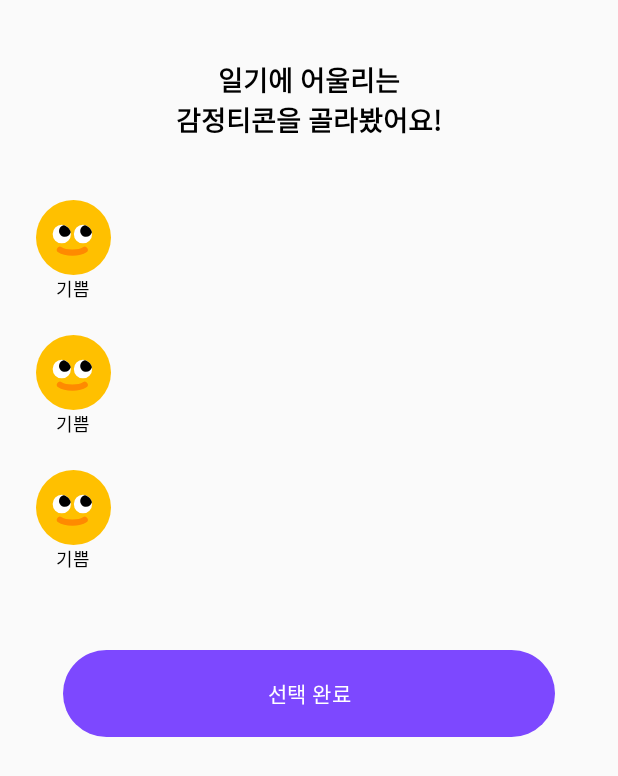
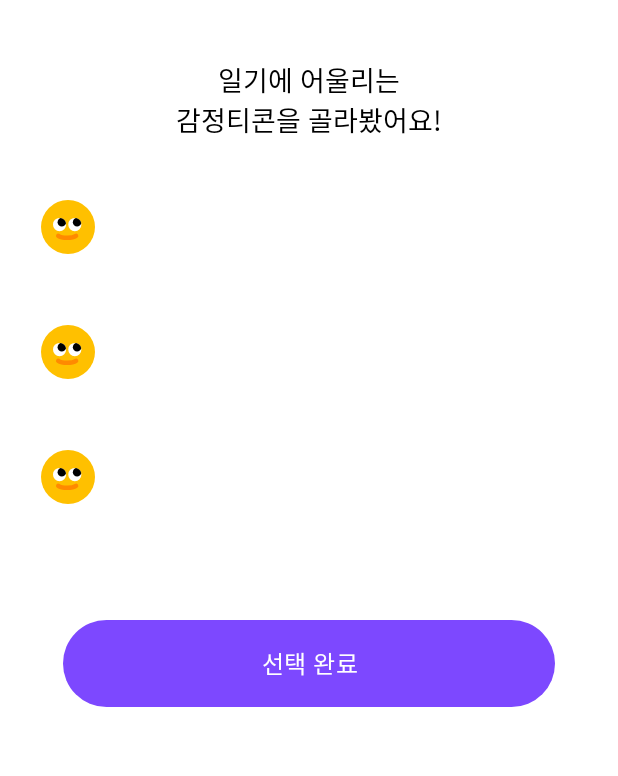
Before and after one commit to SWM-BetterLife/AntiFragile-Android, an Android app: the layout fragment_emotion_select.xml on its own in the app's theme, with its tools: preview values and no code run, on a phone screen of 412 x 824 dp. Shown: the top 776 px of the screen. Run offline under Robolectric (Android 15) with nearby library versions, the light colour scheme and no system bars; network calls fail.

Commit message:
SWM-115 feat: 감정 선택 뷰 3차 디자인 적용

```diff
--- a/app/src/main/java/com/betterlife/antifragile/presentation/ui/diary/EmotionSelectFragment.kt
+++ b/app/src/main/java/com/betterlife/antifragile/presentation/ui/diary/EmotionSelectFragment.kt
@@ -58,7 +58,7 @@ class EmotionSelectFragment : BaseFragment<FragmentEmotionSelectBinding>(
     override fun configureToolbar(toolbar: CustomToolbar) {
         toolbar.apply {
             reset()
-            setSubTitle(DateUtil.convertDateFormat(diaryDate!!))
+            setSubTitle("나의 감정티콘")
             showBackButton {
                 findNavController().popBackStack()
             }
--- a/app/src/main/res/drawable/bg_emoticon_select.xml
+++ b/app/src/main/res/drawable/bg_emoticon_select.xml
@@ -1,7 +1,6 @@
 <?xml version="1.0" encoding="utf-8"?>
 <vector
     xmlns:android="http://schemas.android.com/apk/res/android"
-    xmlns:aapt="http://schemas.android.com/aapt"
     android:width="66dp"
     android:height="90dp"
     android:viewportWidth="66"
@@ -13,7 +12,7 @@
             />
         <path
             android:pathData="M0 0V90H66V0"
-            android:fillColor="#44A6DF"
+            android:fillColor="@color/main_color"
             />
     </group>
 </vector>
--- a/app/src/main/res/layout/fragment_emotion_select.xml
+++ b/app/src/main/res/layout/fragment_emotion_select.xml
@@ -9,7 +9,8 @@
 
     <androidx.constraintlayout.widget.ConstraintLayout
         android:layout_width="match_parent"
-        android:layout_height="match_parent">
+        android:layout_height="match_parent"
+        android:background="@color/white">
 
         <TextView
             android:id="@+id/tv_title"
@@ -18,7 +19,6 @@
             android:text="@string/recommend_emotion"
             android:textSize="18sp"
             android:textColor="@color/black"
-            android:textStyle="bold"
             android:gravity="center"
             android:layout_marginTop="40dp"
             app:layout_constraintTop_toTopOf="parent"
@@ -41,8 +41,8 @@
             android:id="@+id/btn_save"
             android:layout_width="328dp"
             android:layout_height="58dp"
-            android:text="선택 완료"
-            android:textSize="14sp"
+            android:text="@string/select_complete"
+            android:textSize="16sp"
             android:textColor="@color/white"
             android:letterSpacing="0.02"
             android:gravity="center"
--- a/app/src/main/res/layout/item_emotion.xml
+++ b/app/src/main/res/layout/item_emotion.xml
@@ -3,16 +3,17 @@
     xmlns:android="http://schemas.android.com/apk/res/android"
     xmlns:app="http://schemas.android.com/apk/res-auto"
     android:id="@+id/lo_select_emoticon"
-    android:layout_width="66dp"
-    android:layout_height="90dp"
-    android:paddingHorizontal="8dp"
+    android:layout_width="wrap_content"
+    android:layout_height="wrap_content"
     android:paddingVertical="10dp">
 
     <ImageView
         android:id="@+id/iv_emoticon"
-        android:layout_width="50dp"
-        android:layout_height="50dp"
+        android:layout_width="36dp"
+        android:layout_height="36dp"
+        android:importantForAccessibility="no"
         android:src="@drawable/emoticon_smile"
+        android:layout_marginHorizontal="11dp"
         app:layout_constraintTop_toTopOf="parent"
         app:layout_constraintStart_toStartOf="parent"
         app:layout_constraintEnd_toEndOf="parent"/>
@@ -20,11 +21,11 @@
     <TextView
         android:id="@+id/tv_emotion"
         android:layout_width="wrap_content"
-        android:layout_height="19dp"
-        android:text="기쁨"
-        android:textSize="12sp"
+        android:layout_height="wrap_content"
+        android:textSize="14sp"
         android:textColor="@color/black"
         android:letterSpacing="0.02"
+        android:paddingVertical="4dp"
         app:layout_constraintTop_toBottomOf="@id/iv_emoticon"
         app:layout_constraintStart_toStartOf="parent"
         app:layout_constraintEnd_toEndOf="parent" />
--- a/app/src/main/res/values/strings.xml
+++ b/app/src/main/res/values/strings.xml
@@ -34,4 +34,6 @@
     <string name="edit_complete">작성 완료</string>
     <string name="select_emoticon">마음에 들어요</string>
     <string name="choose_self">직접 고를게요</string>
+    <string name="select_complete">선택 완료</string>
+    <string name="behavior_emoticon_expand">com.example.myapp.EmoticonExpandBehavior</string>
 </resources>
```
